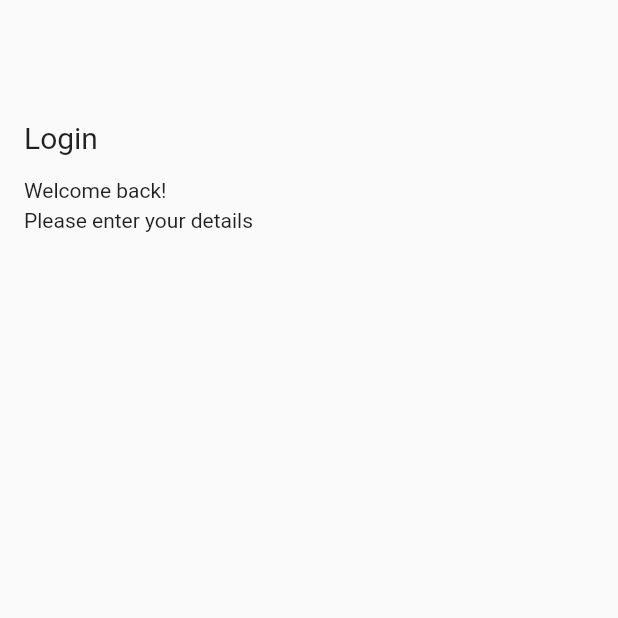
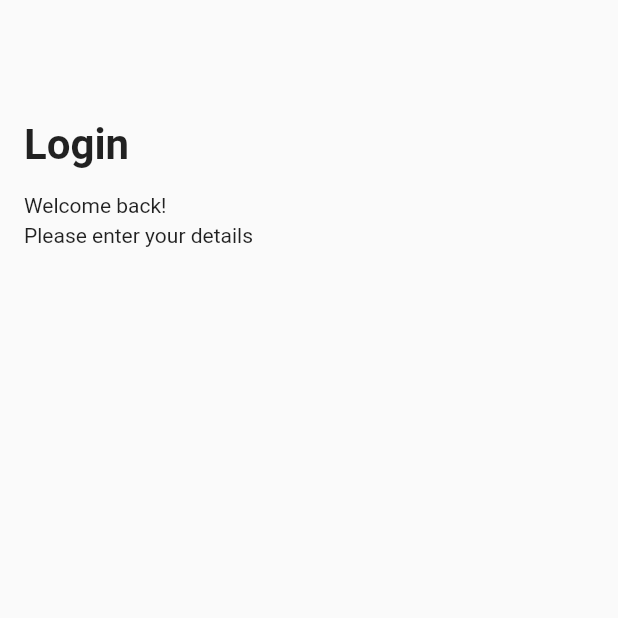
Before and after one commit to JAICHANGPARK/flutter_notebook_20th_story, a Flutter app: the screen it shows after launch, on a phone screen of 412 x 824 dp, the top half of it. Run offline on Flutter 3.47's test engine with Material 2 defaults, Android fonts, the phone set to English and light mode, and no system bars; our stand-ins replace badges, date_picker_timeline, dotted_border, dotted_line, flutter_riverpod, flutter_svg and 4 more; missing offline and left inert: barcode.

Commit message:
Update logistic_login_page.dart

```diff
--- a/lib/ep1194_logistic_mobile_app/src/ui/logistic_login_page.dart
+++ b/lib/ep1194_logistic_mobile_app/src/ui/logistic_login_page.dart
@@ -18,7 +18,8 @@ class LogisticLoginPage extends StatelessWidget {
               Text(
                 "Login",
                 style: TextStyle(
-                  fontSize: 20,
+                  fontSize: 28,
+                  fontWeight: FontWeight.bold,
                 ),
               ),
               SizedBox(
```
